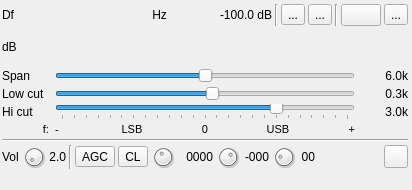
Before: the Qt Designer form plugins/channelrx/demodssb/ssbdemodgui.ui in f4exb/sdrangel, drawn with Qt 5.
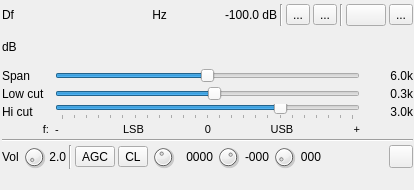
After: the same form once the commit is applied. Icons and pictures are not drawn. Custom widgets are drawn as their Qt base class.

The edit to the form file:
```diff
--- a/plugins/channelrx/demodssb/ssbdemodgui.ui
+++ b/plugins/channelrx/demodssb/ssbdemodgui.ui
@@ -6,7 +6,7 @@
    <rect>
     <x>0</x>
     <y>0</y>
-    <width>412</width>
+    <width>414</width>
     <height>190</height>
    </rect>
   </property>
@@ -18,7 +18,7 @@
   </property>
   <property name="minimumSize">
    <size>
-    <width>412</width>
+    <width>414</width>
     <height>0</height>
    </size>
   </property>
@@ -36,13 +36,13 @@
     <rect>
      <x>0</x>
      <y>0</y>
-     <width>410</width>
+     <width>415</width>
      <height>171</height>
     </rect>
    </property>
    <property name="minimumSize">
     <size>
-     <width>410</width>
+     <width>415</width>
      <height>0</height>
     </size>
    </property>
@@ -836,7 +836,7 @@
          <string>Power threshold gate (ms)</string>
         </property>
         <property name="maximum">
-         <number>20</number>
+         <number>68</number>
         </property>
         <property name="pageStep">
          <number>1</number>
@@ -850,7 +850,7 @@
        <widget class="QLabel" name="agcThresholdGateText">
         <property name="minimumSize">
          <size>
-          <width>16</width>
+          <width>22</width>
           <height>0</height>
          </size>
         </property>
@@ -858,7 +858,7 @@
          <string>Power threshold gate (ms)</string>
         </property>
         <property name="text">
-         <string>00</string>
+         <string>000</string>
         </property>
         <property name="alignment">
          <set>Qt::AlignRight|Qt::AlignTrailing|Qt::AlignVCenter</set>
```
